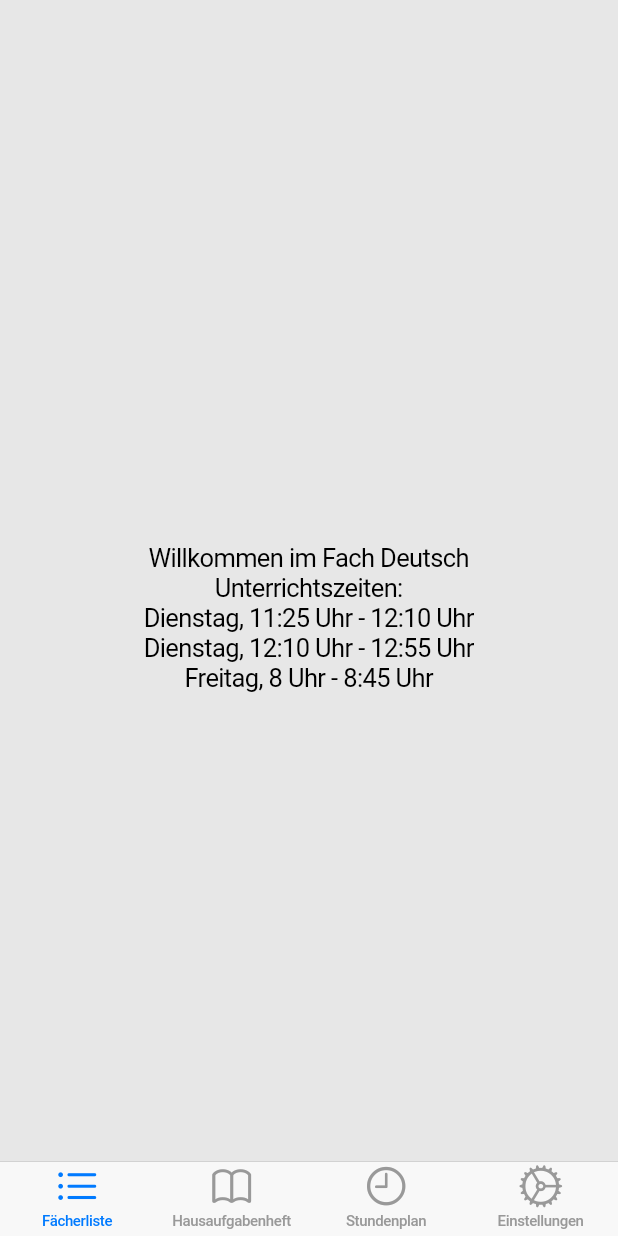
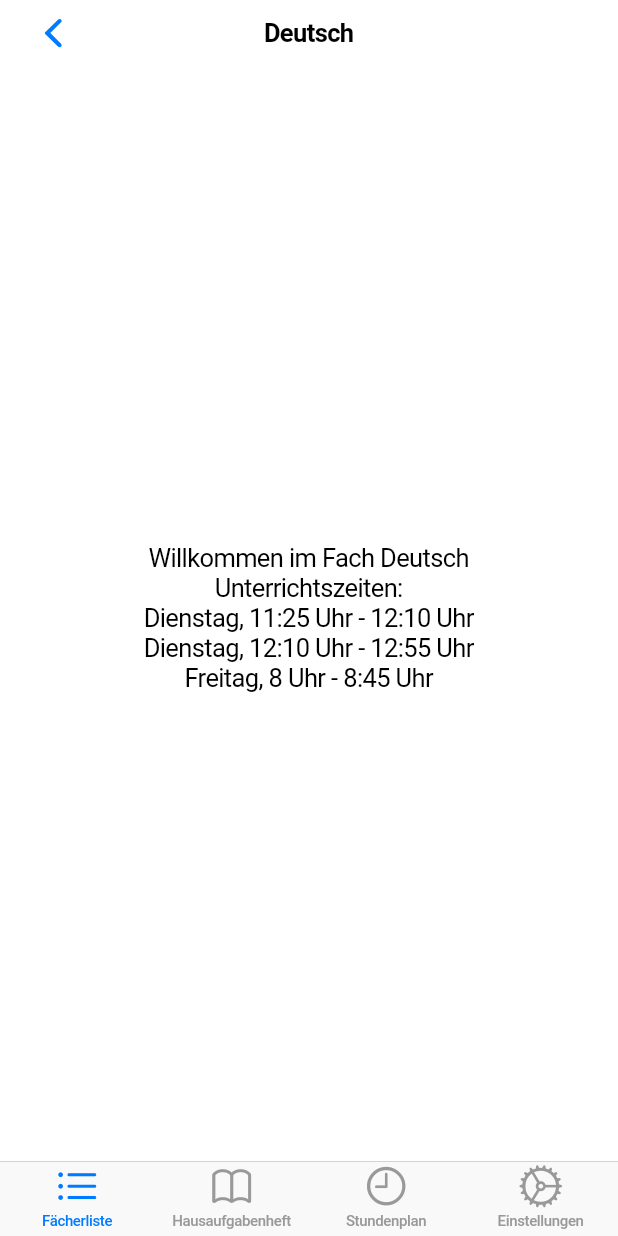
Before and after one commit to sartamo/ludus, a Flutter app: the screen it shows after launch, after a tap on "Mathematik", after a tap on "Deutsch", on a phone screen of 412 x 824 dp. Run offline on Flutter 3.47's test engine with Material 3 defaults, Android fonts, the phone set to English and light mode, and no system bars.

Commit message:
Zurück-Knopf + Dynamische Fächerliste

```diff
--- a/lib/faecher.dart
+++ b/lib/faecher.dart
@@ -34,20 +34,38 @@ class Fach extends StatefulWidget {
 
 class _FachState extends State<Fach> {
   late List<Text> display;
+  late String name;
 
   @override
   void initState(){
     display = widget.getDisplay();
+    name = widget.name;
     super.initState();
   }
 
   @override
   Widget build(BuildContext context) {
-    return Center(
-      child: Column(
-        mainAxisAlignment: MainAxisAlignment.center,
-        children: display,
-      )
+    return CupertinoPageScaffold(
+      navigationBar: CupertinoNavigationBar(
+        leading: CupertinoNavigationBarBackButton(
+          onPressed: () {
+            Navigator.pop(context);
+          },
+        ),
+        middle: Text(name),
+      ),
+      child: Center(
+        child: Column(
+          mainAxisAlignment: MainAxisAlignment.center,
+          children: display,
+        ),
+      ),
     );
   }
 }
+
+List<Fach> faecher = [
+  const Fach('Mathematik', {0 : [3], 2 : [0], 4 : [5]}),
+  const Fach('Deutsch', {1 : [4, 5], 4 : [0]}),
+  const Fach('Englisch', {2 : [3], 3 : [5], 4 : [3, 4]})
+];
--- a/lib/faecherliste.dart
+++ b/lib/faecherliste.dart
@@ -6,48 +6,37 @@ import 'faecher.dart';
 class Faecherliste extends StatefulWidget {
   const Faecherliste({super.key});
 
+  List<CupertinoListTile> getFaecher(BuildContext context) {
+    List<CupertinoListTile> feacherDisplay = [];
+    for (Fach fach in faecher) {
+      feacherDisplay.add(
+        CupertinoListTile(
+          title: Text(fach.name),
+          onTap: () {
+            Navigator.of(context).push(
+              CupertinoPageRoute(
+                builder: (context) => fach
+              ),
+            );
+          },
+        ),
+      );
+    }
+    return feacherDisplay;
+  }
+
   @override
   State<Faecherliste> createState() => _FaecherlisteState();
 }
 
 class _FaecherlisteState extends State<Faecherliste> {
+
   @override
   Widget build(BuildContext context) {
     return CupertinoPageScaffold(
       child: CupertinoListSection(
         header: const Text('Fächer'),
-        children: <CupertinoListTile>[
-          CupertinoListTile(
-            title: const Text('Mathematik'),
-            onTap: () {
-              Navigator.of(context).push(
-                CupertinoPageRoute(
-                  builder: (context) => const Fach('Mathematik', {0 : [3], 2 : [0], 4 : [5]})
-                ),
-              );
-            }
-          ),
-          CupertinoListTile(
-            title: const Text('Deutsch'),
-            onTap: () {
-              Navigator.of(context).push(
-                CupertinoPageRoute(
-                  builder: (context) => const Fach('Deutsch', {1 : [4, 5], 4 : [0]})
-                ),
-              );
-            }
-          ),
-          CupertinoListTile(
-            title: const Text('Englisch'),
-            onTap: () {
-              Navigator.of(context).push(
-                CupertinoPageRoute(
-                  builder: (context) => const Fach('Englisch', {2 : [3], 3 : [5], 4 : [3, 4]})
-                ),
-              );
-            }
-          ),
-        ],
+        children: widget.getFaecher(context),
       ),
     );
   }
```
